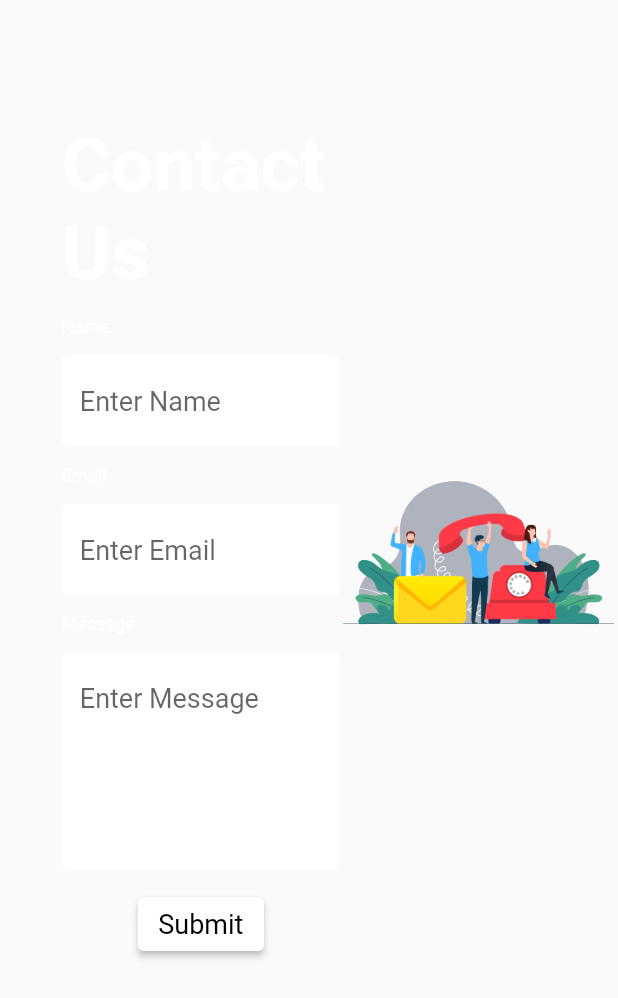
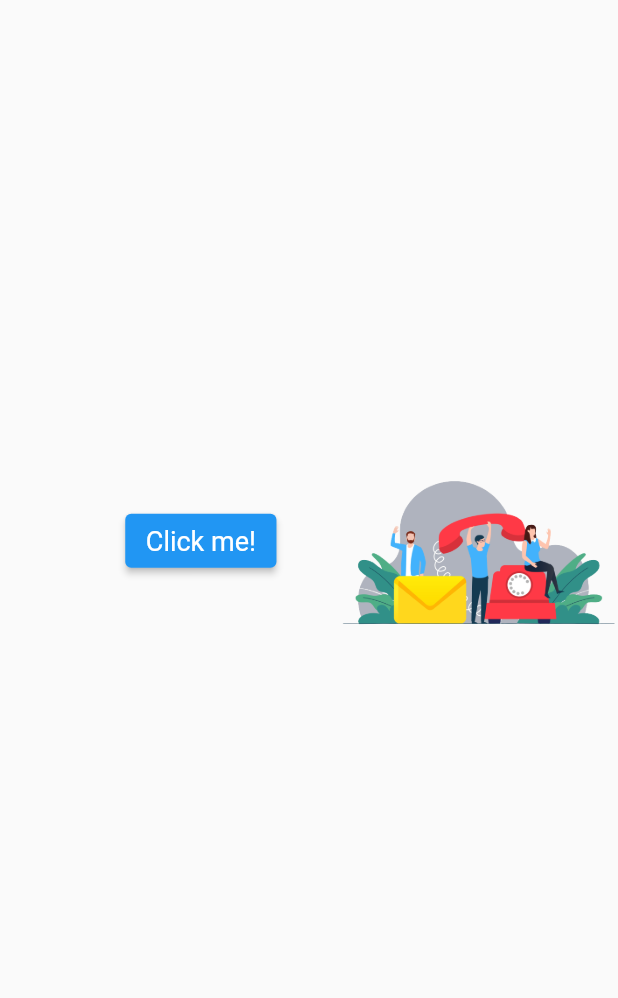
Before and after one commit to Tusharcoder18/thefreelancer-website, a Flutter app: the ContactUs widget shown alone on an empty page, opened directly, on a phone screen of 412 x 824 dp. Shown: the top 998 px of the screen. Run offline on Flutter 3.47's test engine with Material 2 defaults, Android fonts, the phone set to English and light mode, and no system bars; our stand-ins replace flutter_html, font_awesome_flutter.

```diff
--- a/lib/LandingPage/contact_us.dart
+++ b/lib/LandingPage/contact_us.dart
@@ -1,7 +1,22 @@
 import 'package:flutter/material.dart';
+import 'package:flutter_html/flutter_html.dart';
+import 'package:flutter_html/shims/dart_ui.dart';
+import 'package:url_launcher/url_launcher.dart';
 
 class ContactUs extends StatelessWidget {
   const ContactUs({Key? key}) : super(key: key);
+  final html = '''
+      <a data-tf-popup="eXAqppuD" data-tf-iframe-props="title=Contact Us Form" data-tf-medium="snippet" style="all:unset;font-family:Helvetica,Arial,sans-serif;display:inline-block;max-width:100%;white-space:nowrap;overflow:hidden;text-overflow:ellipsis;background-color:#0445AF;color:#FFFFFF;font-size:20px;border-radius:50px;padding:0 33px;font-weight:bold;height:100px;cursor:pointer;line-height:50px;text-align:center;margin:0;text-decoration:none;">
+      Get In Touch
+      </a>
+      <script src="//embed.typeform.com/next/embed.js"></script>
+      ''';
+  final htmlData = '''
+      <a href="" data-tf-popup="eXAqppuD" data-tf-iframe-props="title=Contact Us Form" data-tf-medium="snippet">
+      Hello
+      </a>
+      <script src="//embed.typeform.com/next/embed.js"></script>
+      ''';
 
   @override
   Widget build(BuildContext context) {
@@ -15,9 +30,18 @@ class ContactUs extends StatelessWidget {
           SizedBox(
             width: screenWidth * 0.1,
           ),
-          const Expanded(
-            child: ContactUsForm(),
-          ),
+          Expanded(
+              child: Center(
+            child: ElevatedButton(
+              child: const Text("Click me!"),
+              onPressed: () async {
+                var _url = "https://96umhjfmrv5.typeform.com/to/eXAqppuD";
+                await canLaunch(_url)
+                    ? await launch(_url)
+                    : throw 'Could not launch $_url';
+              },
+            ),
+          )),
           Expanded(
             child: Image.asset(
               'assets/images/contactus.png',
--- a/lib/LandingPage/landing_page_body.dart
+++ b/lib/LandingPage/landing_page_body.dart
@@ -2,6 +2,7 @@ import 'package:flutter/material.dart';
 import 'package:freelanceapp/LandingPage/about_us.dart';
 import 'package:freelanceapp/LandingPage/contact_us.dart';
 import 'package:freelanceapp/LandingPage/intro.dart';
+import 'package:freelanceapp/LandingPage/templates.dart';
 import 'package:freelanceapp/auto_scroll.dart';
 import 'package:provider/provider.dart';
 
@@ -22,7 +23,7 @@ class LandingPageBody extends StatelessWidget {
           child: ListView(
             controller: context.read<AutoScroll>().scrollController,
             shrinkWrap: true,
-            children: const [Intro(), AboutUs(), ContactUs(), Footer()],
+            children: const [Intro(), AboutUs(), Templates(), Footer()],
           ),
         );
       } else {
--- a/pubspec.yaml
+++ b/pubspec.yaml
@@ -37,6 +37,7 @@ dependencies:
   font_awesome_flutter: ^10.1.0
   provider: ^6.0.2
   url_launcher: ^6.0.20
+  flutter_html: ^2.2.1
 
 dev_dependencies:
   flutter_test:
@@ -62,9 +63,7 @@ flutter:
 
   # To add assets to your application, add an assets section, like this:
   assets:
-    - assets/images/developer.png
-    - assets/images/aboutus.png
-    - assets/images/contactus.png
+    - assets/images/
 
   # An image asset can refer to one or more resolution-specific "variants", see
   # https://flutter.dev/assets-and-images/#resolution-aware.
```
Also changed, not shown: lib/LandingPage/intro.dart (+15 -6 lines), lib/LandingPage/templates.dart (added, +99 -0 lines), lib/Navbar/navbar.dart (+7 -2 lines), assets/images/portfolio.png (added), pubspec.lock, 1 other file.
